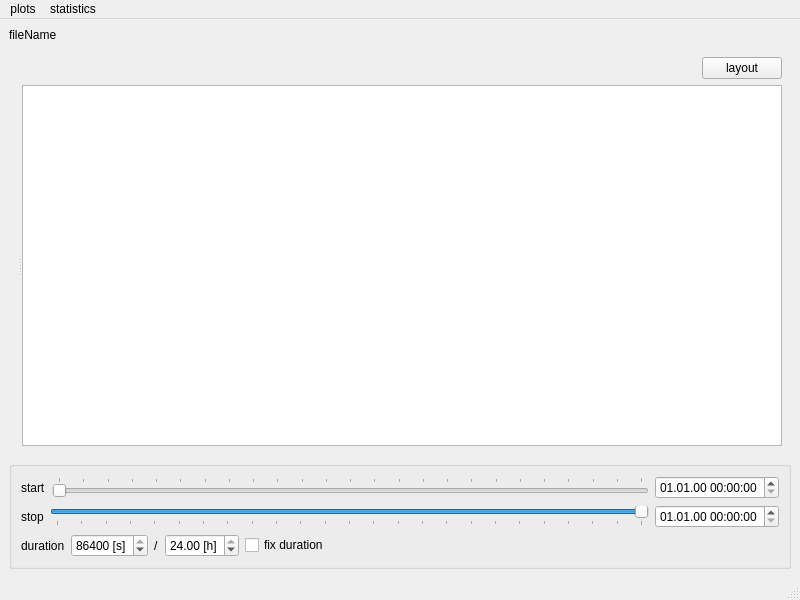
Old version of the form vieschedpp_analyser.ui in the repository TUW-VieVS/VieSchedpp.
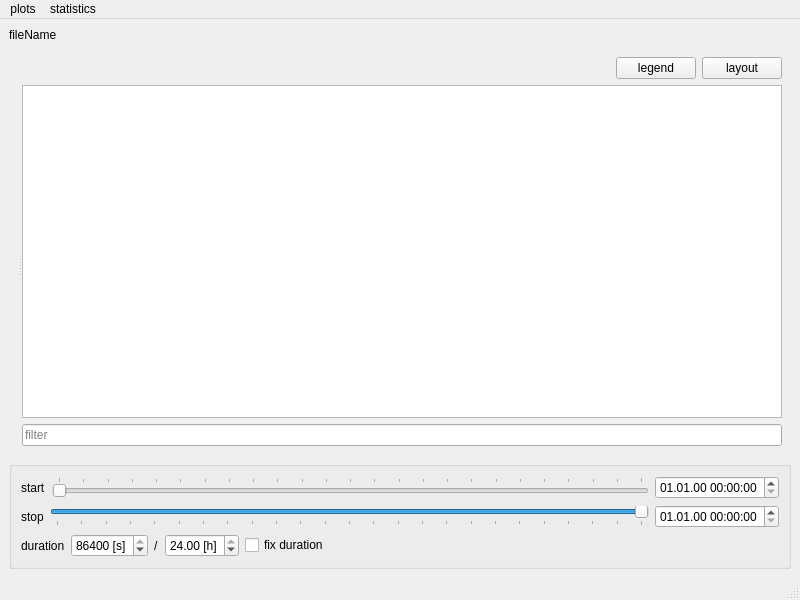
New version of the form.

Commit message: sky coverage legend update

```diff
--- a/vieschedpp_analyser.ui
+++ b/vieschedpp_analyser.ui
@@ -28,7 +28,7 @@
        <number>0</number>
       </property>
       <widget class="QWidget" name="skyCoverage">
-       <layout class="QVBoxLayout" name="verticalLayout_3" stretch="0,1">
+       <layout class="QVBoxLayout" name="verticalLayout_8" stretch="0,1">
         <item>
          <layout class="QHBoxLayout" name="horizontalLayout_4">
           <item>
@@ -44,6 +44,22 @@
             </property>
            </spacer>
           </item>
+          <item>
+           <widget class="QPushButton" name="pushButton_skyCoverageLegend">
+            <property name="text">
+             <string>legend</string>
+            </property>
+            <property name="checkable">
+             <bool>true</bool>
+            </property>
+            <property name="checked">
+             <bool>false</bool>
+            </property>
+            <property name="flat">
+             <bool>false</bool>
+            </property>
+           </widget>
+          </item>
           <item>
            <widget class="QPushButton" name="pushButton_skyCoverageLayout">
             <property name="text">
@@ -61,6 +77,9 @@
           <widget class="QWidget" name="gridLayoutWidget">
            <layout class="QGridLayout" name="gridLayout_skyCoverage"/>
           </widget>
+          <widget class="QWidget" name="">
+           <layout class="QVBoxLayout" name="verticalLayout_3">
+            <item>
           <widget class="QTreeView" name="treeView_skyCoverage_sources">
            <property name="sortingEnabled">
             <bool>true</bool>
@@ -68,6 +87,16 @@
            <property name="headerHidden">
             <bool>false</bool>
            </property>
+             </widget>
+            </item>
+            <item>
+             <widget class="QLineEdit" name="lineEdit_skyCoverageSourceFilter">
+              <property name="placeholderText">
+               <string>filter</string>
+              </property>
+             </widget>
+            </item>
+           </layout>
           </widget>
          </widget>
         </item>
```
Left out of the diff: 3 changed lines with no effect on the pictures. Lines whose indentation alone changed are shown as unchanged. The commit also changes 3 other files.
